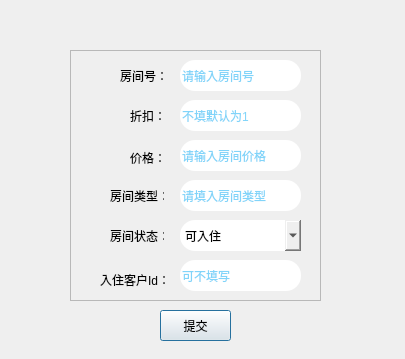
This is addorchangeroom.ui in TeqGin/QT as Qt 5 draws it before an edit. The edited form follows.
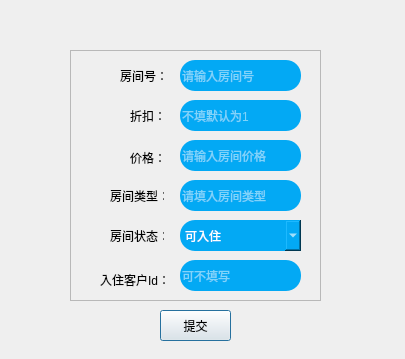
This is the edited form. Icons and pictures are not drawn.

```diff
--- a/addorchangeroom.ui
+++ b/addorchangeroom.ui
@@ -13,6 +13,9 @@
   <property name="windowTitle">
    <string>房间信息</string>
   </property>
+  <property name="styleSheet">
+   <string notr="true">background:url(:/new/prefix1/bg.jpg);</string>
+  </property>
   <widget class="QLabel" name="title">
    <property name="geometry">
     <rect>
@@ -35,6 +38,14 @@
      <height>251</height>
     </rect>
    </property>
+   <property name="styleSheet">
+    <string notr="true">background-image:url();
+QLineEdit{
+background:#03a9f4;
+
+color: rgb(255, 255, 255);
+};</string>
+   </property>
    <property name="frameShape">
     <enum>QFrame::StyledPanel</enum>
    </property>
@@ -52,7 +63,9 @@
     </property>
     <property name="styleSheet">
      <string notr="true">border-radius:15px;
-color:#03a9f4;</string>
+background:#03a9f4;
+
+color: rgb(255, 255, 255);</string>
     </property>
     <property name="placeholderText">
      <string>请输入房间号</string>
@@ -95,7 +108,9 @@
     </property>
     <property name="styleSheet">
      <string notr="true">border-radius:15px;
-color:#03a9f4;</string>
+background:#03a9f4;
+
+color: rgb(255, 255, 255);</string>
     </property>
     <property name="placeholderText">
      <string>不填默认为1</string>
@@ -125,7 +140,9 @@
     </property>
     <property name="styleSheet">
      <string notr="true">border-radius:15px;
-color:#03a9f4;</string>
+background:#03a9f4;
+
+color: rgb(255, 255, 255);</string>
     </property>
     <property name="placeholderText">
      <string>请输入房间价格</string>
@@ -142,7 +159,9 @@
     </property>
     <property name="styleSheet">
      <string notr="true">border-radius:15px;
-color:#03a9f4;</string>
+background:#03a9f4;
+
+color: rgb(255, 255, 255);</string>
     </property>
     <property name="placeholderText">
      <string>请填入房间类型</string>
@@ -184,7 +203,10 @@
      </rect>
     </property>
     <property name="styleSheet">
-     <string notr="true">border-radius:15px;</string>
+     <string notr="true">border-radius:15px;
+background:#03a9f4;
+
+color: rgb(255, 255, 255);</string>
     </property>
     <item>
      <property name="text">
@@ -226,7 +248,9 @@
     </property>
     <property name="styleSheet">
      <string notr="true">border-radius:15px;
-color:#03a9f4;</string>
+background:#03a9f4;
+
+color: rgb(255, 255, 255);</string>
     </property>
     <property name="placeholderText">
      <string>可不填写</string>
```
